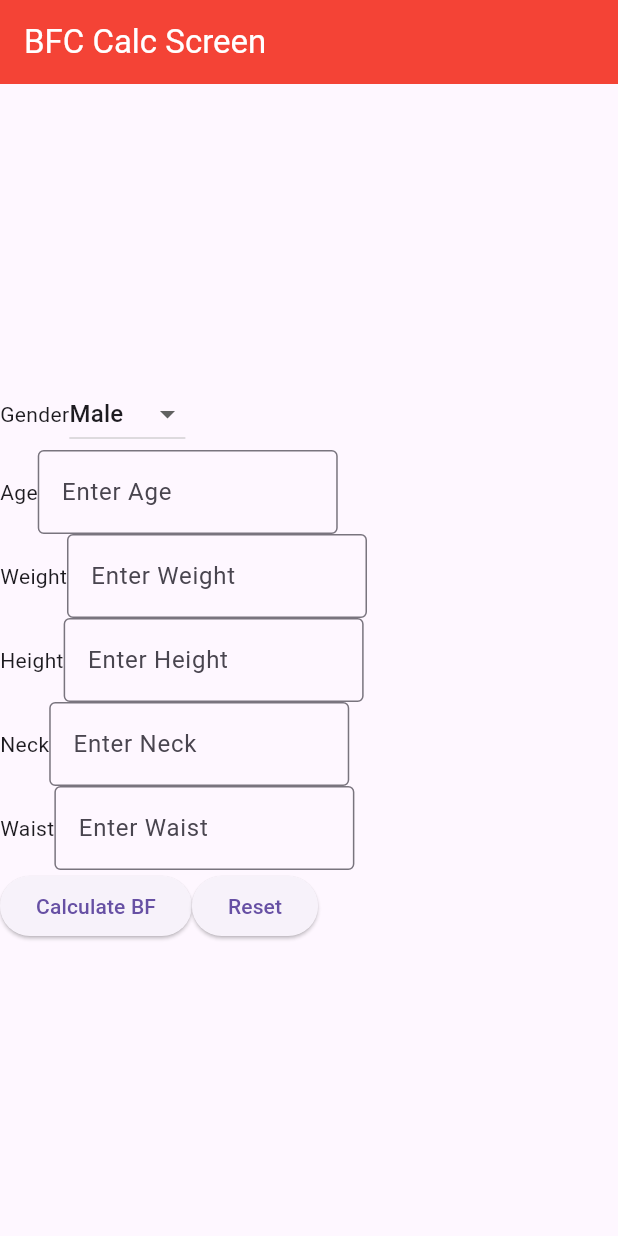
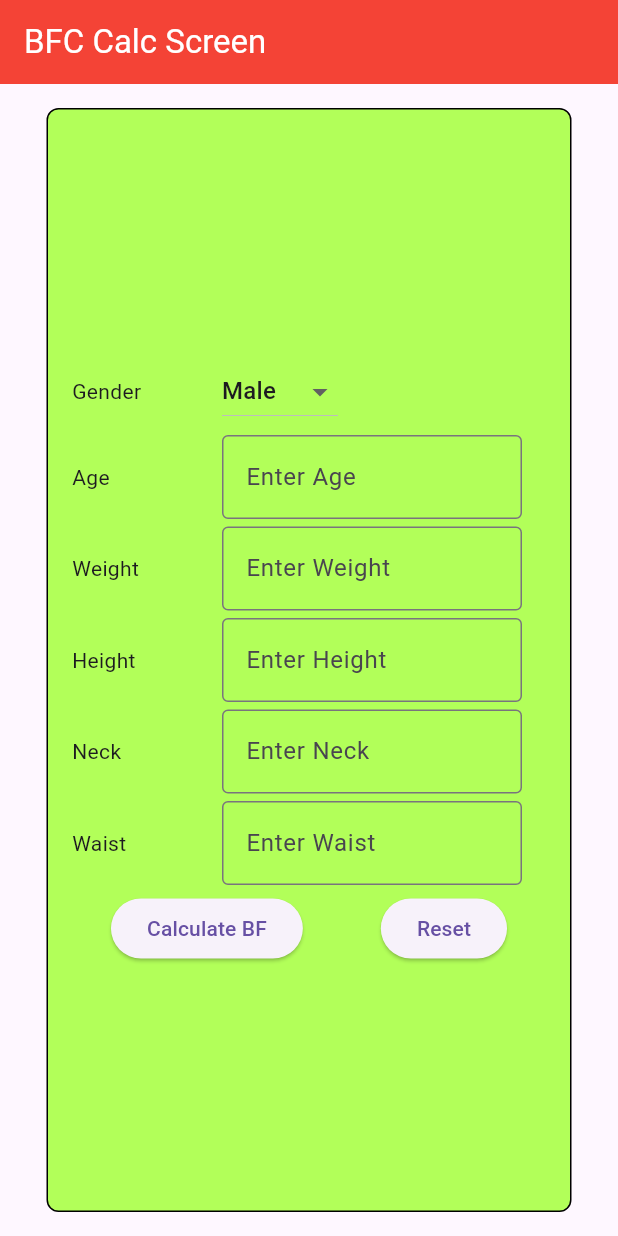
Before and after one commit to ahmadhanis/Flutter-A251, a Flutter app: the screen it shows after launch, on a phone screen of 412 x 824 dp. Run offline on Flutter 3.47's test engine with Material 3 defaults, Android fonts, the phone set to English and light mode, and no system bars.

Commit message:
update bfc UI completed

```diff
--- a/FlutterA251_STTGK3013/bfc_app/lib/bfccalcscreen.dart
+++ b/FlutterA251_STTGK3013/bfc_app/lib/bfccalcscreen.dart
@@ -18,12 +18,21 @@ class _BFCCalcScreenState extends State<BFCCalcScreen> {
         backgroundColor: Colors.red,
       ),
       body: Center(
+        child: Container(
+          padding: EdgeInsets.all(16.0),
+          margin: EdgeInsets.all(16.0),
+          decoration: BoxDecoration(
+            border: Border.all(color: Colors.black),
+            borderRadius: BorderRadius.circular(8.0),
+            color: Colors.lightGreenAccent,
+          ),
+          width: 350,
           child: Column(
             mainAxisAlignment: MainAxisAlignment.center,
             children: [
               Row(
                 children: [
-                Text('Gender'),
+                  SizedBox(width: 100, child: Text('Gender')),
                   DropdownButton<String>(
                     value: gender,
                     items: <String>['Male', 'Female'].map((String value) {
@@ -39,9 +48,10 @@ class _BFCCalcScreenState extends State<BFCCalcScreen> {
                   ),
                 ],
               ),
+              SizedBox(height: 5),
               Row(
                 children: [
-                Text('Age'),
+                  SizedBox(width: 100, child: Text('Age')),
                   SizedBox(
                     width: 200,
                     child: TextField(
@@ -54,9 +64,10 @@ class _BFCCalcScreenState extends State<BFCCalcScreen> {
                   ),
                 ],
               ),
+              SizedBox(height: 5),
               Row(
                 children: [
-                Text('Weight'),
+                  SizedBox(width: 100, child: Text('Weight')),
                   SizedBox(
                     width: 200,
                     child: TextField(
@@ -69,9 +80,10 @@ class _BFCCalcScreenState extends State<BFCCalcScreen> {
                   ),
                 ],
               ),
+              SizedBox(height: 5),
               Row(
                 children: [
-                Text('Height'),
+                  SizedBox(width: 100, child: Text('Height')),
                   SizedBox(
                     width: 200,
                     child: TextField(
@@ -84,9 +96,10 @@ class _BFCCalcScreenState extends State<BFCCalcScreen> {
                   ),
                 ],
               ),
+              SizedBox(height: 5),
               Row(
                 children: [
-                Text('Neck'),
+                  SizedBox(width: 100, child: Text('Neck')),
                   SizedBox(
                     width: 200,
                     child: TextField(
@@ -99,9 +112,10 @@ class _BFCCalcScreenState extends State<BFCCalcScreen> {
                   ),
                 ],
               ),
+              SizedBox(height: 5),
               Row(
                 children: [
-                Text('Waist'),
+                  SizedBox(width: 100, child: Text('Waist')),
                   SizedBox(
                     width: 200,
                     child: TextField(
@@ -114,7 +128,9 @@ class _BFCCalcScreenState extends State<BFCCalcScreen> {
                   ),
                 ],
               ),
+              SizedBox(height: 5),
               Row(
+                mainAxisAlignment: MainAxisAlignment.spaceAround,
                 children: [
                   ElevatedButton(onPressed: () {}, child: Text('Calculate BF')),
                   ElevatedButton(onPressed: () {}, child: Text('Reset')),
@@ -123,6 +139,7 @@ class _BFCCalcScreenState extends State<BFCCalcScreen> {
             ],
           ),
         ),
+      ),
     );
   }
 }
```
Lines whose indentation alone changed are shown as unchanged.
